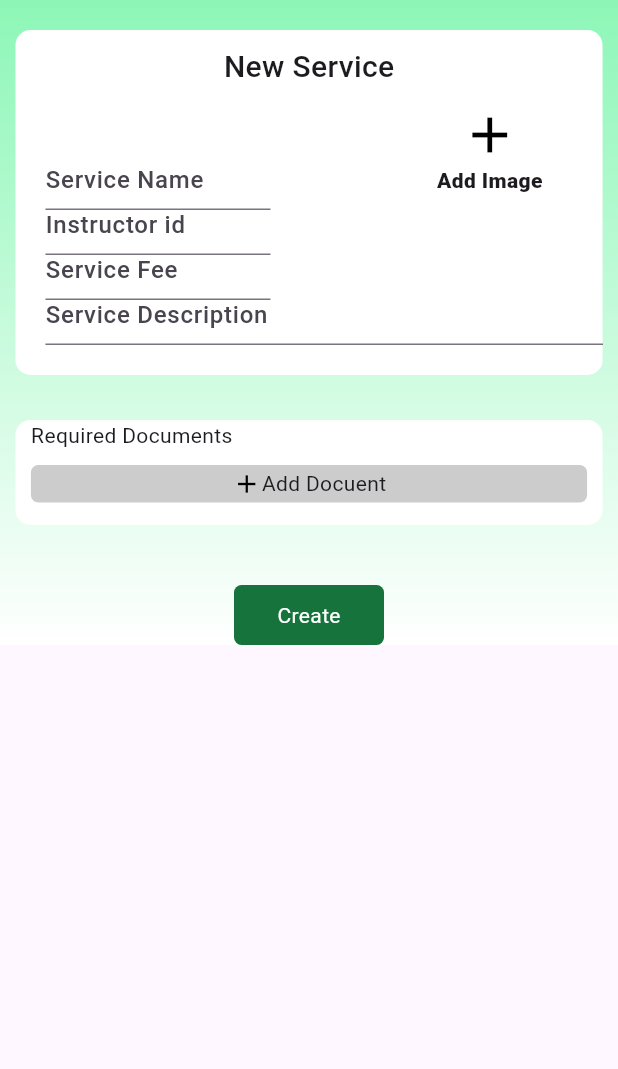
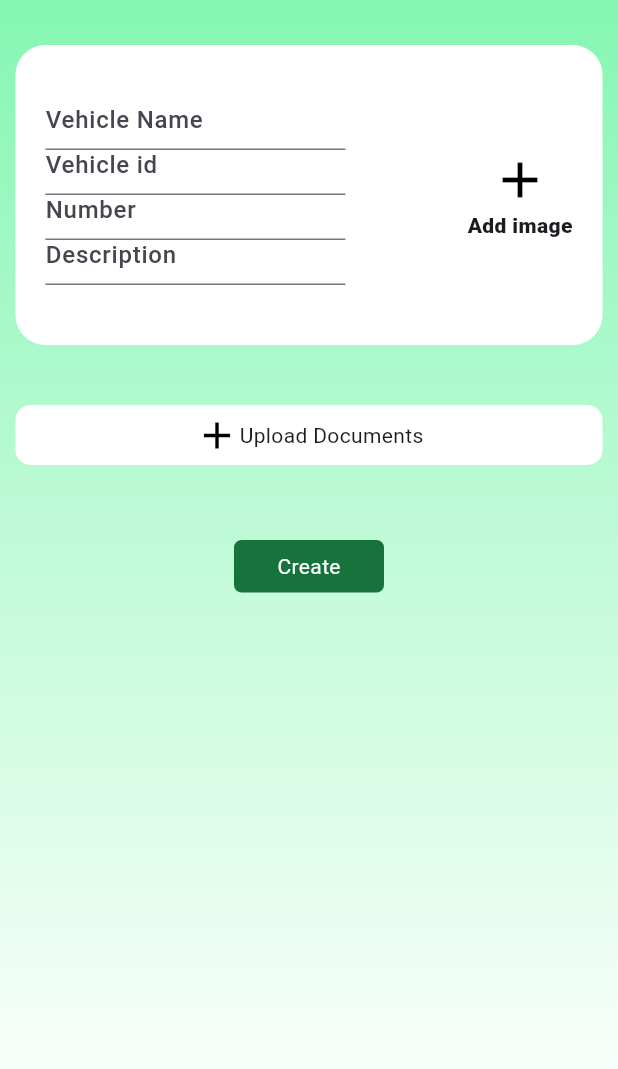
Before and after one commit to maadesh124/DSApp, a Flutter app: the screen it shows after launch, after a tap on "Create", on a phone screen of 412 x 824 dp, the part 105-1174 px from its top. Run offline on Flutter 3.47's test engine with Material 3 defaults, Android fonts, the phone set to English and light mode, and no system bars; our stand-ins replace cloud_firestore, firebase_core; accounts and stored records are empty.

Commit message:
createvehicle updated ,validation pending

```diff
--- /dev/null
+++ b/lib/DrivingSchool/CreateVehicle.dart
@@ -0,0 +1,74 @@
+
+
+import 'package:flutter/material.dart';
+import 'package:fp3/CustomWidgets/PageWidgets.dart';
+import 'package:fp3/Models/Vehicle.dart';
+
+class CreateVehicle extends StatelessWidget {
+  CreateVehicle({super.key});
+
+  TextEditingController name=TextEditingController();
+  TextEditingController id=TextEditingController();
+  TextEditingController number=TextEditingController();
+  TextEditingController des=TextEditingController();
+
+void createClicked()
+{
+  Vehicle vehicle=Vehicle(vehicleNumber: number.text,
+   name: name.text, vehicleId: id.text, description: des.text);
+   Vehicle.create(vehicle);
+}
+
+
+  @override
+  Widget build(BuildContext context) {
+    final sw=MediaQuery.of(context).size.width;
+    return MaterialApp(home: Scaffold(body: Container(
+      decoration: PageConstants.PAGEBACKGROUND,
+      width: sw,child:
+      Column(children: [
+        SizedBox(height: 40,),
+        Top(),
+        SizedBox(height: 30,),
+        Container(width: sw*0.95,height: 200,padding: EdgeInsets.all(20),
+          decoration: BoxDecoration(color: Colors.white,
+        borderRadius: BorderRadius.circular(20),
+        ),child: Stack(
+          children: [
+          Positioned(child: Column(crossAxisAlignment: CrossAxisAlignment.start,
+           mainAxisAlignment: MainAxisAlignment.center
+           ,  children: [
+            InputBox(width: 200, height:30,text: 'Vehicle Name',
+            textEditingController: name,),
+            InputBox(width: 200, height: 30,text: 'Vehicle id',
+            textEditingController: id,),
+            InputBox(width: 200, height: 30,text: 'Number',
+            textEditingController: number,),
+            InputBox(width: 200, height: 30,text: 'Description',
+            textEditingController: des,)
+           ],)),
+          const Align(alignment: Alignment.centerRight,
+           child: Column( mainAxisAlignment: MainAxisAlignment.center,
+           crossAxisAlignment: CrossAxisAlignment.center, children: [
+            Icon(Icons.add,size: 40,color: Colors.black,),
+            Text('Add image',style: TextStyle(fontWeight: FontWeight.w900),)
+           ],),)
+        ]),),
+      const  SizedBox(height: 40,),
+      Container(width: 0.95*sw,height: 40,
+      decoration: BoxDecoration(color: Colors.white,borderRadius: BorderRadius.circular(10)),
+      child:
+        Row(mainAxisAlignment: MainAxisAlignment.center,
+          children: [
+          Icon(Icons.add,size: 30,color: Colors.black,),
+          Text('Upload Documents')
+        ],),),
+        SizedBox(height: 50,),
+        InkWell(onTap: createClicked,child: Container(width: 100,height: 35,
+        decoration: BoxDecoration(color: PageConstants.DARKGREEN,borderRadius: BorderRadius.circular(5)),
+        child:Center(child:Text('Create',style: TextStyle(color: Colors.white),),))
+        ,)
+      ],),
+    )),);
+  }
+}
--- a/lib/Models/Examples.dart
+++ b/lib/Models/Examples.dart
@@ -148,11 +148,10 @@ class Examples
 
  static final Vehicle VEHICLE = Vehicle(
     vehicleNumber: 'DL1CA1234',
-    type: 'Car',
+    name: 'Car',
     vehicleId: 'vehicle123',
-    lastServiceDate: DateTime(2023, 1, 1),
-    nextServiceDate: DateTime(2024, 1, 1),
     numberOfCoursesUsing: 2,
+    description: 'Vehicle Description',
     timeTable: {
       'Monday':
       {
--- a/lib/Models/Vehicle.dart
+++ b/lib/Models/Vehicle.dart
@@ -1,31 +1,43 @@
+import 'dart:async';
+
+import 'package:cloud_firestore/cloud_firestore.dart';
+import 'package:fp3/Models/Examples.dart';
+import 'package:fp3/User.dart';
+
 class Vehicle {
   final String vehicleNumber;
-  final String type;
+  final String name;
   final String vehicleId;
-  final DateTime lastServiceDate;
-  final DateTime nextServiceDate;
+  final String description;
   final int numberOfCoursesUsing;
   final Map<String, Map<String, String>> timeTable;
   final List<String> courseObjectIds;
 
   Vehicle({
     required this.vehicleNumber,
-    required this.type,
+    required this.name,
     required this.vehicleId,
-    required this.lastServiceDate,
-    required this.nextServiceDate,
+    required this.description,
     this.numberOfCoursesUsing = 0, // Default to 0
     this.timeTable = const {}, // Default to an empty map
     this.courseObjectIds = const [], // Default to an empty list
   });
 
+  static Future<Vehicle> create(Vehicle vehicle)async{
+
+    final docref= await FirebaseFirestore.instance.collection(DataBase.VEHICLE_COLLECTION).add(vehicle.toMap());
+    var ds=User.getDS();
+    ds.vehicleIds.add(docref.id);
+    User.setDS(ds);
+    return vehicle;
+  }
+
   factory Vehicle.fromMap(Map<String, dynamic> map) {
     return Vehicle(
       vehicleNumber: map['vehicleNumber'] as String? ?? '',
-      type: map['type'] as String? ?? '',
+      description: map['description'],
+      name: map['type'] as String? ?? '',
       vehicleId: map['vehicleId'] as String? ?? '',
-      lastServiceDate: DateTime.parse(map['lastServiceDate'] as String),
-      nextServiceDate: DateTime.parse(map['nextServiceDate'] as String),
       numberOfCoursesUsing: map['numberOfCoursesUsing'] as int? ?? 0,
       timeTable: (map['timeTable'] as Map<String, dynamic>? ?? {}).map((key, value) => MapEntry(
         key,
@@ -38,10 +50,9 @@ class Vehicle {
   Map<String, dynamic> toMap() {
     return {
       'vehicleNumber': vehicleNumber,
-      'type': type,
+      'name': name,
       'vehicleId': vehicleId,
-      'lastServiceDate': lastServiceDate.toIso8601String(),
-      'nextServiceDate': nextServiceDate.toIso8601String(),
+      'description':description,
       'numberOfCoursesUsing': numberOfCoursesUsing,
       'timeTable': timeTable.map((key, value) => MapEntry(
         key,
--- a/lib/main.dart
+++ b/lib/main.dart
@@ -3,6 +3,7 @@ import 'package:firebase_core/firebase_core.dart';
 import 'package:flutter/material.dart';
 import 'package:fp3/DrivingSchool/CreateInstructor.dart';
 import 'package:fp3/DrivingSchool/CreateService.dart';
+import 'package:fp3/DrivingSchool/CreateVehicle.dart';
 import 'package:fp3/DrivingSchool/test.dart';
 import 'package:fp3/Models/Application.dart';
 import 'package:fp3/Models/Course.dart';
@@ -52,7 +53,7 @@ class MyApp extends StatelessWidget {
       debugShowCheckedModeBanner: false,
       home: Scaffold(
         //ppBar: AppBar(title: Text('Checkbox Example')),
-        body:CreateService(),
+        body:CreateVehicle(),
       ),
     );
   }
```
